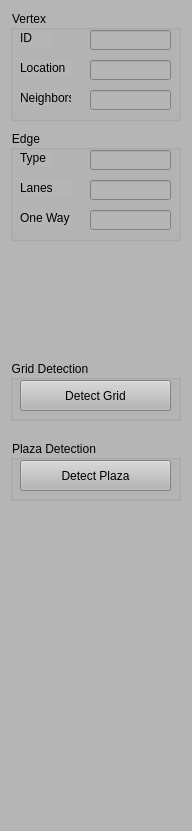
The window that RoadFeatureExplorer/ControlWidget.ui (gnishida/RoadFeatureExplorer) describes before a commit, drawn with Qt 5.
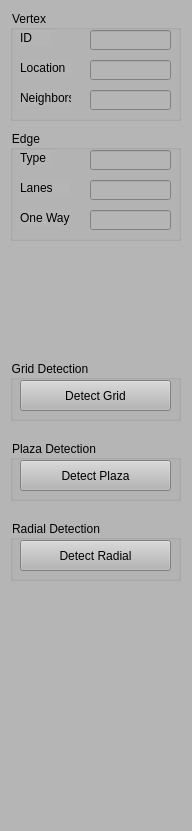
The same window after the commit.

```diff
--- a/RoadFeatureExplorer/ControlWidget.ui
+++ b/RoadFeatureExplorer/ControlWidget.ui
@@ -236,6 +236,32 @@
      </property>
     </widget>
    </widget>
+   <widget class="QGroupBox" name="groupBox_6">
+    <property name="geometry">
+     <rect>
+      <x>10</x>
+      <y>520</y>
+      <width>171</width>
+      <height>61</height>
+     </rect>
+    </property>
+    <property name="title">
+     <string>Radial Detection</string>
+    </property>
+    <widget class="QPushButton" name="pushButtonDetectRadial">
+     <property name="geometry">
+      <rect>
+       <x>10</x>
+       <y>20</y>
+       <width>151</width>
+       <height>31</height>
+      </rect>
+     </property>
+     <property name="text">
+      <string>Detect Radial</string>
+     </property>
+    </widget>
+   </widget>
   </widget>
  </widget>
  <resources/>
```
